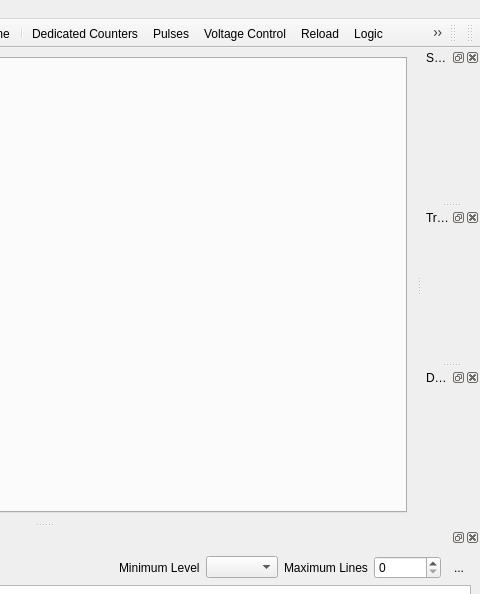
This is ui/Experiment.ui in MonroeQuantumNetworks/IonControl as Qt 5 draws it before an edit; both pictures show x 392 to 872 and y 0 to 594 of the 872 by 808 pixel window. The edited form follows.
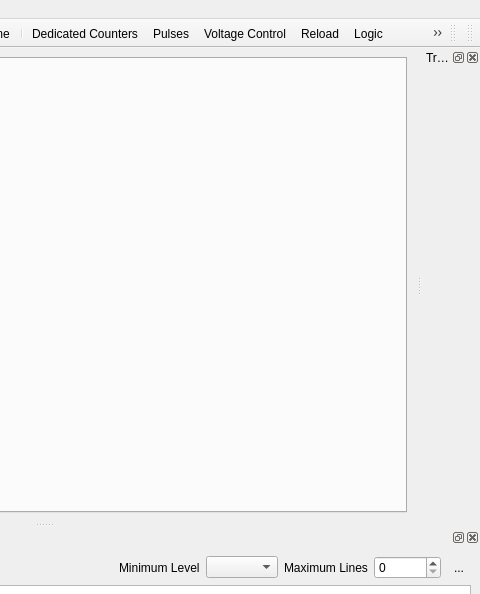
This is the edited form. Icons and pictures are not drawn.

Commit message: support auxiliary pulsers

Patch:
```diff
--- a/ui/Experiment.ui
+++ b/ui/Experiment.ui
@@ -218,15 +218,6 @@
     </layout>
    </widget>
   </widget>
-  <widget class="QDockWidget" name="shutterDockWidget">
-   <property name="windowTitle">
-    <string>Shutters</string>
-   </property>
-   <attribute name="dockWidgetArea">
-    <number>2</number>
-   </attribute>
-   <widget class="QWidget" name="dockWidgetContents_2"/>
-  </widget>
   <widget class="QDockWidget" name="triggerDockWidget">
    <property name="windowTitle">
     <string>Triggers</string>
@@ -236,15 +227,6 @@
    </attribute>
    <widget class="QWidget" name="dockWidgetContents_3"/>
   </widget>
-  <widget class="QDockWidget" name="DDSDockWidget">
-   <property name="windowTitle">
-    <string>DDS</string>
-   </property>
-   <attribute name="dockWidgetArea">
-    <number>2</number>
-   </attribute>
-   <widget class="QWidget" name="dockWidgetContents_4"/>
-  </widget>
   <widget class="QToolBar" name="experimentToolBar">
    <property name="windowTitle">
     <string>Experiment Tool Bar</string>
```
The commit also changes 2 other files.
